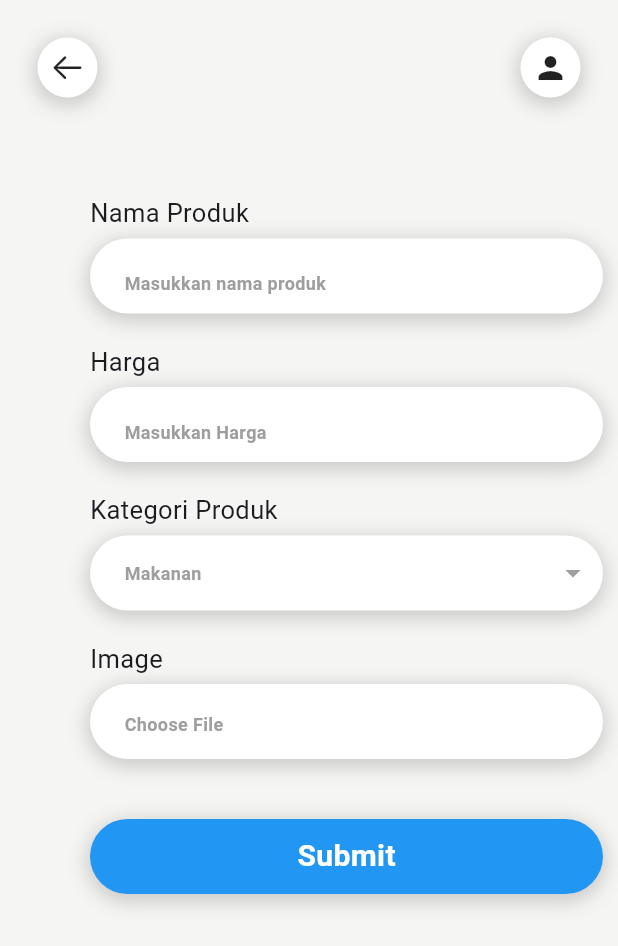
After one commit to Ran2410/Flutter-Slicing, a Flutter app: the Adddatapage screen opened by its route, on a phone screen of 412 x 824 dp. The commit adds this screen. Shown: the top 946 px of the screen. Run offline on Flutter 3.47's test engine with Material 3 defaults, Android fonts, the phone set to English and light mode, and no system bars; our stand-ins replace google_fonts.

Commit message:
Done All Pages 4

```diff
--- /dev/null
+++ b/lib/Pages/AddDataPage.dart
@@ -0,0 +1,263 @@
+import 'package:flutter/material.dart';
+import 'package:food_app/Widgets/DataBarWidget.dart';
+
+class Adddatapage extends StatelessWidget {
+  const Adddatapage({super.key});
+
+  @override
+  Widget build(BuildContext context) {
+    double screenWidth = MediaQuery.of(context).size.width;
+
+    return Scaffold(
+      body: ListView(
+        children: [
+          SingleChildScrollView(
+            child: Padding(
+              padding: const EdgeInsets.symmetric(horizontal: 10),
+              child: Column(
+                crossAxisAlignment: CrossAxisAlignment.start,
+                children: [
+                  const SizedBox(height: 10),
+                  const Databarwidget(),
+                  const SizedBox(height: 50),
+
+                  // Nama Produk
+                  const Padding(
+                    padding: EdgeInsets.only(left: 50),
+                    child: Text(
+                      "Nama Produk",
+                      style: TextStyle(fontSize: 17),
+                    ),
+                  ),
+                  const SizedBox(height: 5),
+                  Padding(
+                    padding: const EdgeInsets.only(left: 50),
+                    child: InkWell(
+                      onTap: () {},
+                      child: Container(
+                        padding: const EdgeInsets.all(8),
+                        width: screenWidth * 0.85,
+                        height: 50,
+                        decoration: BoxDecoration(
+                          color: Colors.white,
+                          borderRadius: BorderRadius.circular(30),
+                          boxShadow: [
+                            BoxShadow(
+                              color: Colors.grey.withOpacity(0.5),
+                              spreadRadius: 2,
+                              blurRadius: 10,
+                              offset: const Offset(0, 3),
+                            ),
+                          ],
+                        ),
+                        child: const Row(
+                          children: [
+                            Padding(
+                              padding: EdgeInsets.only(left: 15, top: 10),
+                              child: Text(
+                                "Masukkan nama produk",
+                                style: TextStyle(
+                                  fontSize: 12,
+                                  color: Colors.grey,
+                                  fontWeight: FontWeight.bold,
+                                ),
+                              ),
+                            ),
+                          ],
+                        ),
+                      ),
+                    ),
+                  ),
+                  const SizedBox(height: 20),
+
+                  // Harga
+                  const Padding(
+                    padding: EdgeInsets.only(left: 50),
+                    child: Text(
+                      "Harga",
+                      style: TextStyle(fontSize: 17),
+                    ),
+                  ),
+                  const SizedBox(height: 5),
+                  Padding(
+                    padding: const EdgeInsets.only(left: 50),
+                    child: InkWell(
+                      onTap: () {},
+                      child: Container(
+                        padding: const EdgeInsets.all(8),
+                        width: screenWidth * 0.85,
+                        height: 50,
+                        decoration: BoxDecoration(
+                          color: Colors.white,
+                          borderRadius: BorderRadius.circular(30),
+                          boxShadow: [
+                            BoxShadow(
+                              color: Colors.grey.withOpacity(0.5),
+                              spreadRadius: 2,
+                              blurRadius: 10,
+                              offset: const Offset(0, 3),
+                            ),
+                          ],
+                        ),
+                        child: const Row(
+                          children: [
+                            Padding(
+                              padding: EdgeInsets.only(left: 15, top: 10),
+                              child: Text(
+                                "Masukkan Harga",
+                                style: TextStyle(
+                                  fontSize: 12,
+                                  color: Colors.grey,
+                                  fontWeight: FontWeight.bold,
+                                ),
+                              ),
+                            ),
+                          ],
+                        ),
+                      ),
+                    ),
+                  ),
+                  const SizedBox(height: 20),
+
+                  // Kategori Produk
+                  const Padding(
+                    padding: EdgeInsets.only(left: 50),
+                    child: Text(
+                      "Kategori Produk",
+                      style: TextStyle(fontSize: 17),
+                    ),
+                  ),
+                  const SizedBox(height: 5),
+                  Padding(
+                    padding: const EdgeInsets.only(left: 50),
+                    child: InkWell(
+                      onTap: () {},
+                      child: Container(
+                        padding: const EdgeInsets.all(8),
+                        width: screenWidth * 0.85,
+                        height: 50,
+                        decoration: BoxDecoration(
+                          color: Colors.white,
+                          borderRadius: BorderRadius.circular(30),
+                          boxShadow: [
+                            BoxShadow(
+                              color: Colors.grey.withOpacity(0.5),
+                              spreadRadius: 2,
+                              blurRadius: 10,
+                              offset: const Offset(0, 3),
+                            ),
+                          ],
+                        ),
+                        child: const Row(
+                          mainAxisAlignment: MainAxisAlignment.spaceBetween,
+                          children: [
+                            Padding(
+                              padding: EdgeInsets.only(left: 15),
+                              child: Text(
+                                "Makanan",
+                                style: TextStyle(
+                                  fontSize: 12,
+                                  color: Colors.grey,
+                                  fontWeight: FontWeight.bold,
+                                ),
+                              ),
+                            ),
+                            Icon(
+                              Icons.arrow_drop_down,
+                              color: Colors.grey,
+                            ),
+                          ],
+                        ),
+                      ),
+                    ),
+                  ),
+                  const SizedBox(height: 20),
+
+                  // Image
+                  const Padding(
+                    padding: EdgeInsets.only(left: 50),
+                    child: Text(
+                      "Image",
+                      style: TextStyle(fontSize: 17),
+                    ),
+                  ),
+                  const SizedBox(height: 5),
+                  Padding(
+                    padding: const EdgeInsets.only(left: 50),
+                    child: InkWell(
+                      onTap: () {},
+                      child: Container(
+                        padding: const EdgeInsets.all(8),
+                        width: screenWidth * 0.85,
+                        height: 50,
+                        decoration: BoxDecoration(
+                          color: Colors.white,
+                          borderRadius: BorderRadius.circular(30),
+                          boxShadow: [
+                            BoxShadow(
+                              color: Colors.grey.withOpacity(0.5),
+                              spreadRadius: 2,
+                              blurRadius: 10,
+                              offset: const Offset(0, 3),
+                            ),
+                          ],
+                        ),
+                        child: const Padding(
+                          padding: EdgeInsets.only(left: 15, top: 10),
+                          child: Text(
+                            "Choose File",
+                            style: TextStyle(
+                              fontSize: 12,
+                              color: Colors.grey,
+                              fontWeight: FontWeight.bold,
+                            ),
+                          ),
+                        ),
+                      ),
+                    ),
+                  ),
+
+                  // Submit
+                  const SizedBox(height: 40),
+                  Padding(
+                    padding: const EdgeInsets.only(left: 50),
+                    child: InkWell(
+                      onTap: () {},
+                      child: Container(
+                        padding: const EdgeInsets.all(8),
+                        width: screenWidth * 0.85,
+                        height: 50,
+                        decoration: BoxDecoration(
+                          color: Colors.blue,
+                          borderRadius: BorderRadius.circular(30),
+                          boxShadow: [
+                            BoxShadow(
+                              color: Colors.grey.withOpacity(0.5),
+                              spreadRadius: 2,
+                              blurRadius: 10,
+                              offset: const Offset(0, 3),
+                            ),
+                          ],
+                        ),
+                        child: const Center(
+                          child: Text(
+                            "Submit",
+                            style: TextStyle(
+                              fontSize: 20,
+                              color: Colors.white,
+                              fontWeight: FontWeight.bold,
+                            ),
+                          ),
+                        ),
+                      ),
+                    ),
+                  ),
+                ],
+              ),
+            ),
+          ),
+        ],
+      ),
+    );
+  }
+}
--- a/lib/Pages/PostAdd.dart
+++ b/lib/Pages/PostAdd.dart
@@ -18,9 +18,13 @@ class Postadd extends StatelessWidget {
                   const SizedBox(height: 10),
                   const Postbarwidget(),
                   const SizedBox(height: 50),
-                  Container(
+                  InkWell(
+                    onTap: () {
+                      Navigator.pushNamed(context, "/AddDataPage");
+                    },
+                    child: Container(
+                      padding: const EdgeInsets.symmetric(vertical: 10),
                       width: 120,
-                    height: 40,
                       decoration: BoxDecoration(
                         color: Colors.blue,
                         borderRadius: BorderRadius.circular(20),
@@ -39,6 +43,7 @@ class Postadd extends StatelessWidget {
                             SizedBox(width: 5),
                             Icon(Icons.add, color: Colors.white, size: 18),
                           ],
+                        ),
                       ),
                     ),
                   ),
--- /dev/null
+++ b/lib/Widgets/DataBarWidget.dart
@@ -0,0 +1,62 @@
+import 'package:flutter/cupertino.dart';
+import 'package:flutter/material.dart';
+
+
+class Databarwidget extends StatelessWidget {
+  const Databarwidget({super.key});
+
+  @override
+  Widget build(BuildContext context) {
+    return Padding(
+      padding: const EdgeInsets.symmetric(vertical: 15, horizontal: 15),
+
+      child: Row(
+        mainAxisAlignment: MainAxisAlignment.spaceBetween,
+        children: [
+          const SizedBox(height: 10),
+          InkWell(
+            onTap: () {
+              Navigator.pushNamed(context, '/PostAdd');
+            },
+            child: Container(
+              padding: const EdgeInsets.all(8),
+              decoration: BoxDecoration(
+                color: Colors.white,
+                borderRadius: BorderRadius.circular(20),
+                boxShadow: [
+                  BoxShadow(
+                    color: Colors.grey.withOpacity(0.5),
+                    spreadRadius: 2,
+                    blurRadius: 10,
+                    offset: const Offset(0, 3),
+                  ),
+                ],
+              ),
+              child: const Icon(CupertinoIcons.arrow_left),
+            ),
+          ),
+          const Spacer(),
+          InkWell(
+            onTap: () {},
+            child: Container(
+              padding: const EdgeInsets.all(8),
+              decoration: BoxDecoration(
+                color: Colors.white,
+                borderRadius: BorderRadius.circular(20),
+                boxShadow: [
+                  BoxShadow(
+                    color: Colors.grey.withOpacity(0.5),
+                    spreadRadius: 2,
+                    blurRadius: 10,
+                    offset: const Offset(0, 3),
+                  ),
+                ],
+              ),
+              child: const Icon(Icons.person),
+            ),
+          ),
+        ],
+      ),
+    );
+  }
+}
--- a/lib/Widgets/FoodGenreWidget.dart
+++ b/lib/Widgets/FoodGenreWidget.dart
@@ -8,8 +8,8 @@ class Foodgenrewidget extends StatelessWidget {
     return SingleChildScrollView(
       child: Center(
         child: Wrap(
-          spacing: 15, // Jarak horizontal antar kotak
-          runSpacing: 15, // Jarak vertikal antar baris
+          spacing: 15,
+          runSpacing: 15,
           children: [
             // Box Ke 1
             Container(
--- a/lib/main.dart
+++ b/lib/main.dart
@@ -1,4 +1,5 @@
 import 'package:flutter/material.dart';
+import 'package:food_app/Pages/AddDataPage.dart';
 import 'package:food_app/Pages/CartPage.dart';
 import 'package:food_app/Pages/HomePage.dart';
 import 'package:food_app/Pages/PostAdd.dart';
@@ -20,7 +21,9 @@ class MyApp extends StatelessWidget {
         "/": (context) => const Homepage(),
         "/CartPage": (context) => const CartPage(),
         "/HomePage": (context) => const Homepage(),
-        "/PostAdd": (context) => const Postadd()
+        "/PostAdd": (context) => const Postadd(),
+        "/AddDataPage": (context) => const Adddatapage(),
+
       },
     );
   }
```
Lines whose indentation alone changed are shown as unchanged.
